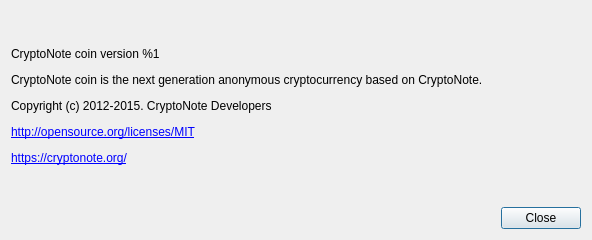
Above: src/gui/ui/aboutdialog.ui from netw3173/bmorecoinwallet before the change. Below: the same form after it.
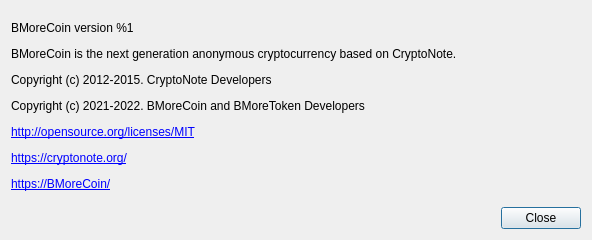
That is the form after the change.

Patch:
```diff
--- a/src/gui/ui/aboutdialog.ui
+++ b/src/gui/ui/aboutdialog.ui
@@ -41,7 +41,7 @@
       </sizepolicy>
      </property>
      <property name="text">
-      <string>&lt;html&gt;&lt;head/&gt;&lt;body&gt;&lt;p&gt;CryptoNote coin version %1&lt;/p&gt;&lt;p&gt;CryptoNote coin is the next generation anonymous cryptocurrency based on CryptoNote.&lt;/p&gt;&lt;p&gt;Copyright (c) 2012-2015. CryptoNote Developers&lt;/p&gt;&lt;p&gt;&lt;a href=&quot;http://opensource.org/licenses/MIT&quot;&gt;&lt;span style=&quot; text-decoration: underline; color:#0000ff;&quot;&gt;http://opensource.org/licenses/MIT&lt;/span&gt;&lt;/a&gt;&lt;/p&gt;&lt;p&gt;&lt;a href=&quot;https://cryptonote.org/&quot;&gt;&lt;span style=&quot; text-decoration: underline; color:#0000ff;&quot;&gt;https://cryptonote.org/&lt;/span&gt;&lt;/a&gt;&lt;/p&gt;&lt;/body&gt;&lt;/html&gt;</string>
+      <string>&lt;html&gt;&lt;head/&gt;&lt;body&gt;&lt;p&gt;BMoreCoin version %1&lt;/p&gt;&lt;p&gt;BMoreCoin is the next generation anonymous cryptocurrency based on CryptoNote.&lt;/p&gt;&lt;p&gt;Copyright (c) 2012-2015. CryptoNote Developers&lt;/p&gt;&lt;p&gt;Copyright (c) 2021-2022. BMoreCoin and BMoreToken Developers&lt;/p&gt;&lt;p&gt;&lt;a href=&quot;http://opensource.org/licenses/MIT&quot;&gt;&lt;span style=&quot; text-decoration: underline; color:#0000ff;&quot;&gt;http://opensource.org/licenses/MIT&lt;/span&gt;&lt;/a&gt;&lt;/p&gt;&lt;p&gt;&lt;a href=&quot;https://cryptonote.org/&quot;&gt;&lt;span style=&quot; text-decoration: underline; color:#0000ff;&quot;&gt;https://cryptonote.org/&lt;/span&gt;&lt;/a&gt;&lt;/p&gt;&lt;p&gt;&lt;a href=&quot;https://BMoreCoin.com/&quot;&gt;&lt;span style=&quot; text-decoration: underline; color:#0000ff;&quot;&gt;https://BMoreCoin/&lt;/span&gt;&lt;/a&gt;&lt;/p&gt;&lt;/body&gt;&lt;/html&gt;</string>
      </property>
      <property name="textFormat">
       <enum>Qt::RichText</enum>
```
